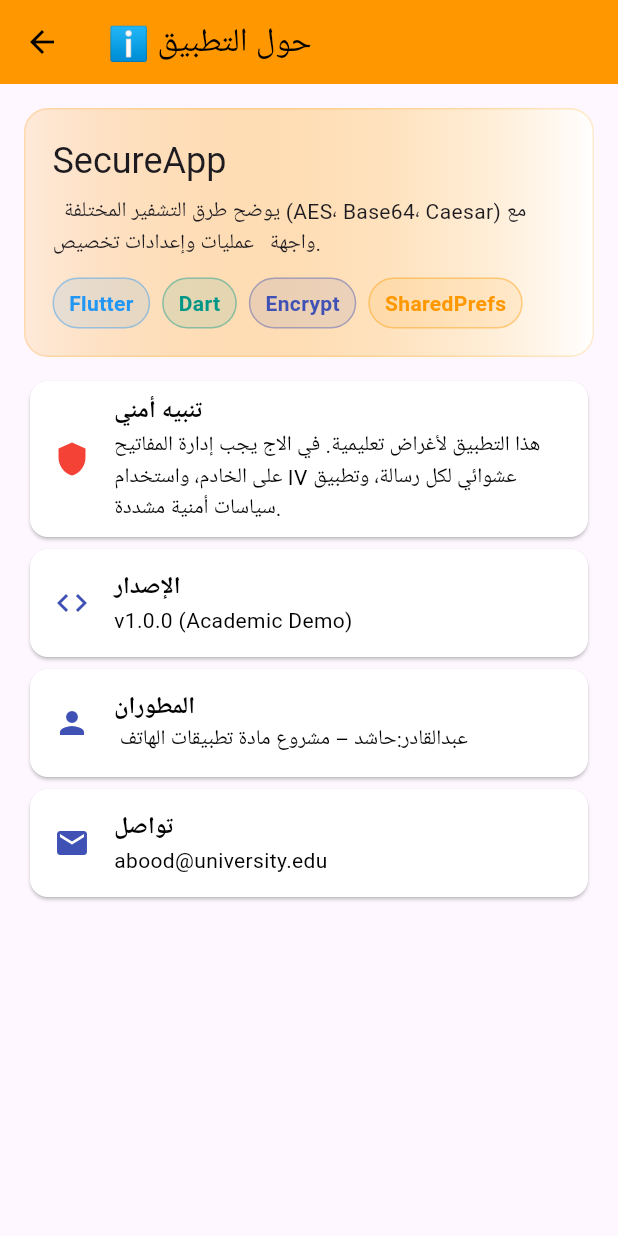
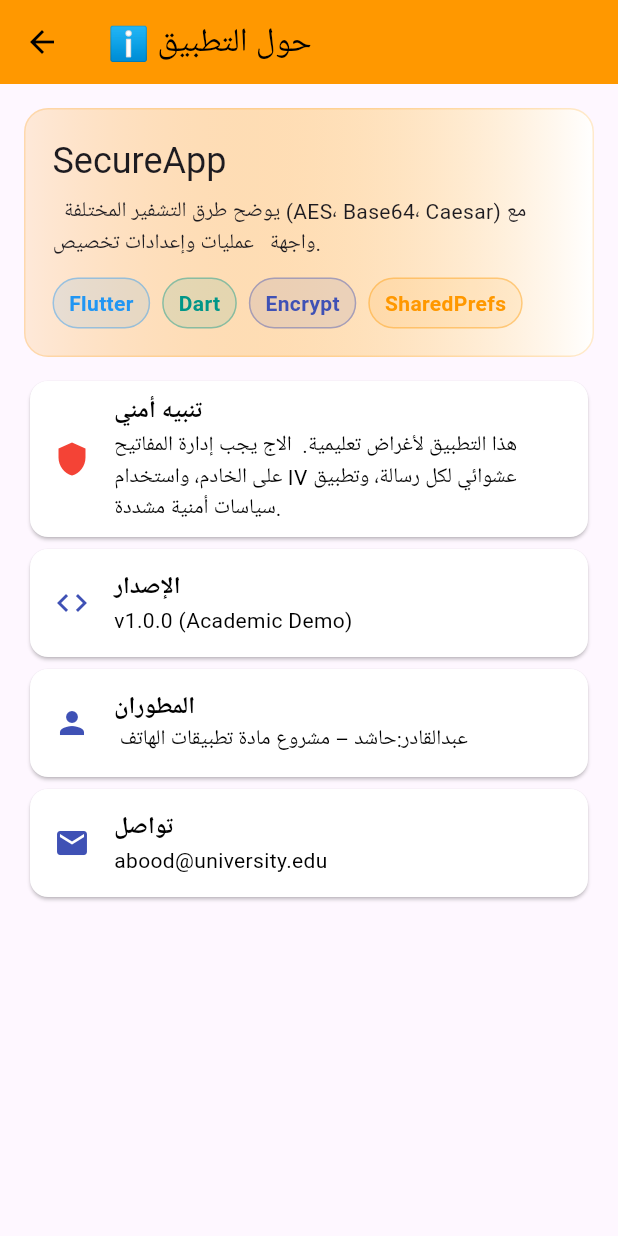
Before and after one commit to hashedalmaswi/my-project, a Flutter app: the AboutPage screen opened directly, on a phone screen of 412 x 824 dp. Run offline on Flutter 3.47's test engine with Material 3 defaults, Android fonts, the phone set to English and light mode, and no system bars; our stand-ins replace shared_preferences; missing offline and left inert: encrypt; accounts and stored records are empty.

```diff
--- a/lib/about_page.dart
+++ b/lib/about_page.dart
@@ -69,7 +69,7 @@
           ),
           const SizedBox(height: 12),
           _tile(Icons.shield, 'تنبيه أمني',
-              'هذا التطبيق لأغراض تعليمية. في الاج يجب إدارة المفاتيح على الخادم، واستخدام IV عشوائي لكل رسالة، وتطبيق سياسات أمنية مشددة.',
+              'هذا التطبيق لأغراض تعليمية.  الاج يجب إدارة المفاتيح على الخادم، واستخدام IV عشوائي لكل رسالة، وتطبيق سياسات أمنية مشددة.',
               color: Colors.red),
           _tile(Icons.code, 'الإصدار', 'v1.0.0 (Academic Demo)'),
           _tile(Icons.person, 'المطوران', ' عبدالقادر:حاشد – مشروع مادة تطبيقات الهاتف'),
```
